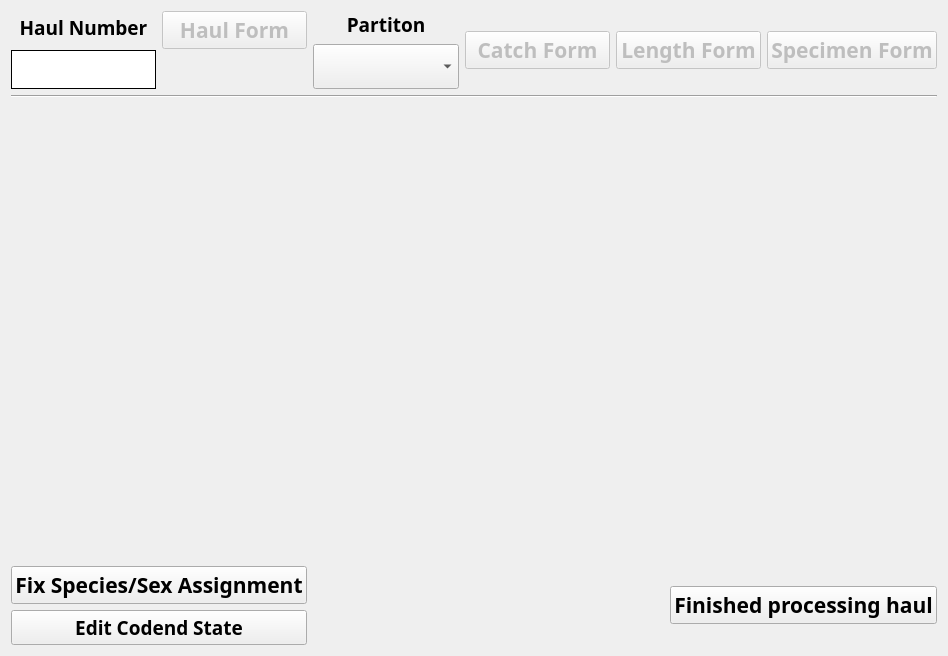
Before: the Qt Designer form ui/CLAMSProcess.ui in guyuhong/CLAMS, drawn with Qt 5.
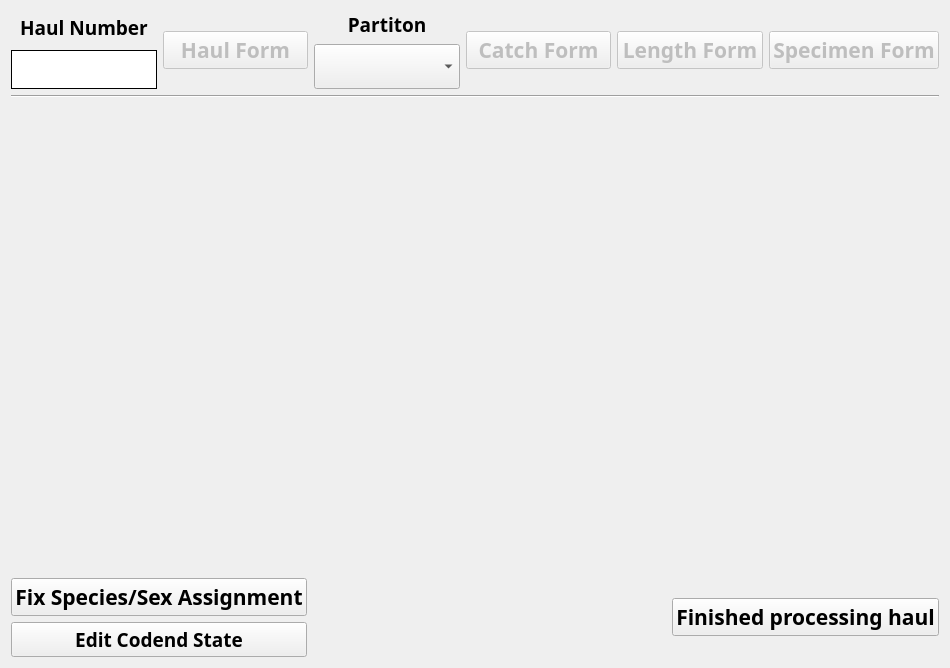
After: the same form once the commit is applied.

Commit message: Bugfixes to CLAMShaul, haulwtseldlg, loadcelldialog, ui fixes

```diff
--- a/ui/CLAMSProcess.ui
+++ b/ui/CLAMSProcess.ui
@@ -6,8 +6,8 @@
    <rect>
     <x>0</x>
     <y>0</y>
-    <width>948</width>
-    <height>656</height>
+    <width>950</width>
+    <height>668</height>
    </rect>
   </property>
   <property name="windowTitle">
@@ -24,7 +24,6 @@
           <font>
            <family>Arial Black</family>
            <pointsize>14</pointsize>
-           <weight>75</weight>
            <bold>true</bold>
           </font>
          </property>
@@ -42,7 +41,6 @@
           <font>
            <family>Arial Black</family>
            <pointsize>20</pointsize>
-           <weight>75</weight>
            <bold>true</bold>
           </font>
          </property>
@@ -74,8 +72,6 @@
       </layout>
      </item>
      <item>
-      <layout class="QVBoxLayout" name="verticalLayout_5">
-       <item>
         <widget class="QPushButton" name="haulBtn">
          <property name="enabled">
           <bool>false</bool>
@@ -84,7 +80,6 @@
           <font>
            <family>Arial Black</family>
            <pointsize>16</pointsize>
-           <weight>75</weight>
            <bold>true</bold>
           </font>
          </property>
@@ -100,24 +95,6 @@
         </widget>
        </item>
        <item>
-        <spacer name="verticalSpacer_2">
-         <property name="orientation">
-          <enum>Qt::Vertical</enum>
-         </property>
-         <property name="sizeType">
-          <enum>QSizePolicy::Preferred</enum>
-         </property>
-         <property name="sizeHint" stdset="0">
-          <size>
-           <width>20</width>
-           <height>40</height>
-          </size>
-         </property>
-        </spacer>
-       </item>
-      </layout>
-     </item>
-     <item>
       <layout class="QVBoxLayout" name="verticalLayout_2">
        <item>
         <widget class="QLabel" name="label_2">
@@ -125,7 +102,6 @@
           <font>
            <family>Arial Black</family>
            <pointsize>14</pointsize>
-           <weight>75</weight>
            <bold>true</bold>
           </font>
          </property>
@@ -158,7 +134,6 @@
         <font>
          <family>Arial Black</family>
          <pointsize>16</pointsize>
-         <weight>75</weight>
          <bold>true</bold>
         </font>
        </property>
@@ -182,7 +157,6 @@
         <font>
          <family>Arial Black</family>
          <pointsize>16</pointsize>
-         <weight>75</weight>
          <bold>true</bold>
         </font>
        </property>
@@ -206,7 +180,6 @@
         <font>
          <family>Arial Black</family>
          <pointsize>16</pointsize>
-         <weight>75</weight>
          <bold>true</bold>
         </font>
        </property>
@@ -253,7 +226,6 @@
           <font>
            <family>Arial Black</family>
            <pointsize>16</pointsize>
-           <weight>75</weight>
            <bold>true</bold>
           </font>
          </property>
@@ -271,7 +243,6 @@
           <font>
            <family>Arial Black</family>
            <pointsize>14</pointsize>
-           <weight>75</weight>
            <bold>true</bold>
           </font>
          </property>
@@ -301,7 +272,6 @@
         <font>
          <family>Arial Black</family>
          <pointsize>16</pointsize>
-         <weight>75</weight>
          <bold>true</bold>
         </font>
        </property>
```
Left out of the diff: 2 changed lines with no effect on the pictures. Lines whose indentation alone changed are shown as unchanged. The commit also changes 10 other files.
